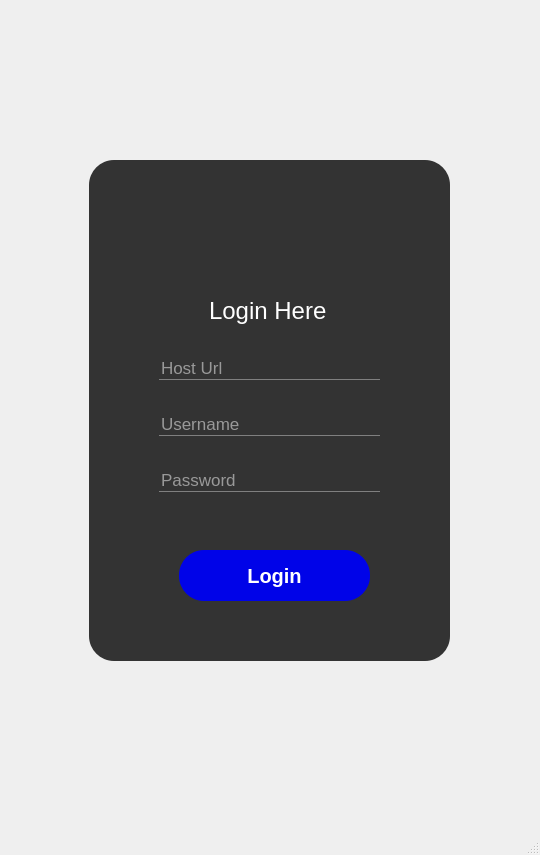
Qt form login.ui (Aderemi-Adesada/GENESIS) before a commit.
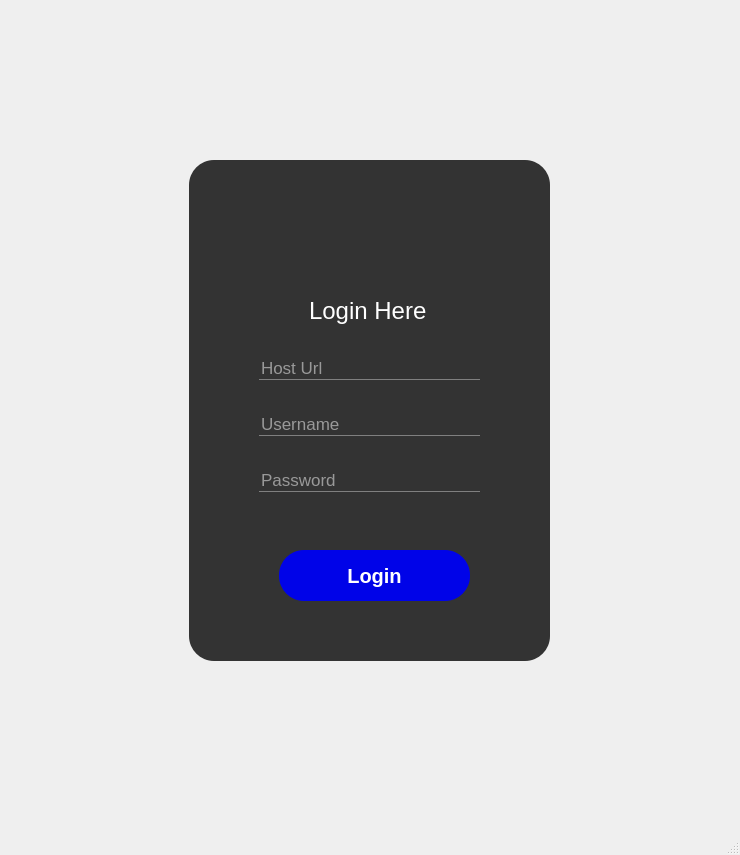
The same form after that commit. Icons and pictures are not drawn.

The edit to the form file:
```diff
--- a/login.ui
+++ b/login.ui
@@ -6,13 +6,13 @@
    <rect>
     <x>0</x>
     <y>0</y>
-    <width>540</width>
+    <width>740</width>
     <height>855</height>
    </rect>
   </property>
   <property name="minimumSize">
    <size>
-    <width>540</width>
+    <width>740</width>
     <height>855</height>
    </size>
   </property>
```
